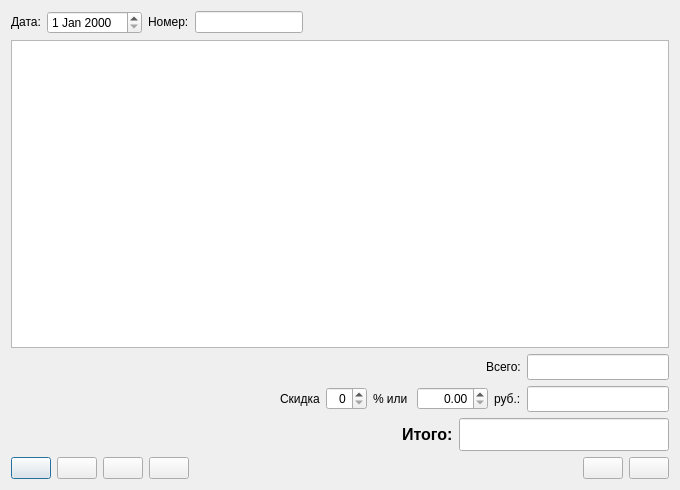
morozovvl/qbalance, file forms/Документ3.ui: the form before one commit.
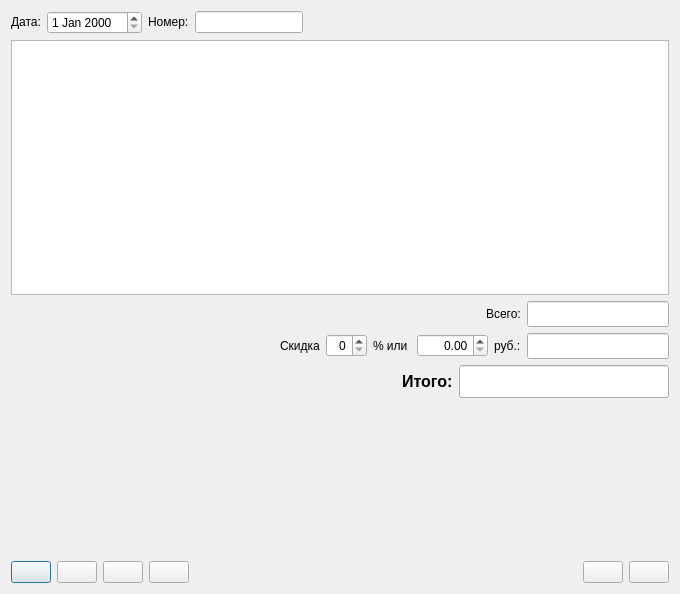
The form after the commit. Icons and pictures are not drawn. Custom widgets are drawn as their Qt base class.

```diff
--- a/forms/Документ3.ui
+++ b/forms/Документ3.ui
@@ -7,7 +7,7 @@
     <x>0</x>
     <y>0</y>
     <width>680</width>
-    <height>490</height>
+    <height>594</height>
    </rect>
   </property>
   <property name="name" stdset="0">
@@ -103,10 +103,24 @@
    <item>
     <layout class="QHBoxLayout" name="tableLayout">
      <item>
-      <widget class="TableView" name="tableView"/>
+      <widget class="TableView" name="tableView">
+       <property name="sizePolicy">
+        <sizepolicy hsizetype="Expanding" vsizetype="Expanding">
+         <horstretch>0</horstretch>
+         <verstretch>0</verstretch>
+        </sizepolicy>
+       </property>
+      </widget>
      </item>
     </layout>
    </item>
+   <item>
+    <layout class="QHBoxLayout" name="horizontalLayout_3">
+     <item>
+      <widget class="Picture" name="picture"/>
+     </item>
+     <item>
+      <layout class="QVBoxLayout" name="verticalLayout">
    <item>
     <layout class="QHBoxLayout" name="phbxItogLayout">
      <item>
@@ -287,6 +301,23 @@
     </layout>
    </item>
    <item>
+        <spacer name="verticalSpacer">
+         <property name="orientation">
+          <enum>Qt::Vertical</enum>
+         </property>
+         <property name="sizeHint" stdset="0">
+          <size>
+           <width>20</width>
+           <height>40</height>
+          </size>
+         </property>
+        </spacer>
+       </item>
+      </layout>
+     </item>
+    </layout>
+   </item>
+   <item>
     <layout class="QHBoxLayout" name="cmdButtonLayout">
      <item>
       <widget class="QPushButton" name="buttonAdd">
@@ -402,6 +433,11 @@
   </layout>
  </widget>
  <customwidgets>
+  <customwidget>
+   <class>Picture</class>
+   <extends>QFrame</extends>
+   <header>picture.h</header>
+  </customwidget>
   <customwidget>
    <class>TableView</class>
    <extends>QTableView</extends>
```
Lines whose indentation alone changed are shown as unchanged.
